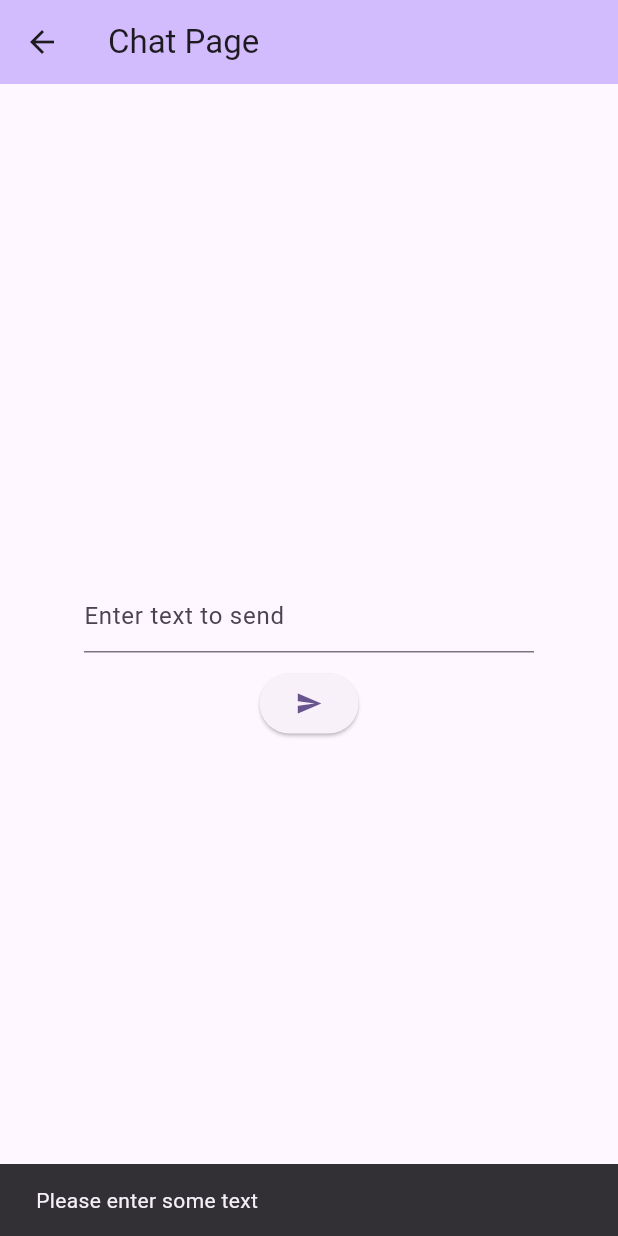
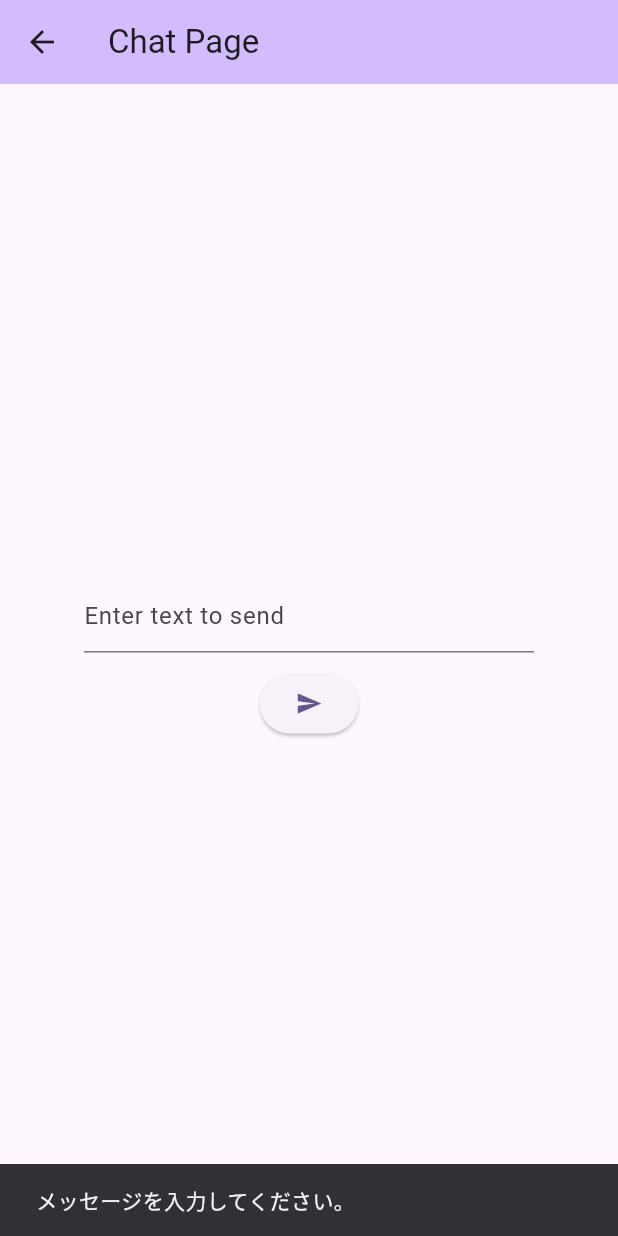
Before and after one commit to yamamomo2022/balance_ai_agent, a Flutter app: the ChatPage screen opened directly, after a tap on the "send" icon, on a phone screen of 412 x 824 dp. Run offline on Flutter 3.47's test engine with Material 3 defaults, Android fonts, the phone set to English and light mode, and no system bars; our stand-ins replace dio.

Commit message:
fix: 🐛 空入力の際のエラーハンドリングを実装した

```diff
--- a/lib/chat_page.dart
+++ b/lib/chat_page.dart
@@ -22,9 +22,12 @@ class _ChatPageState extends State<ChatPage> {
   void initState() {
     super.initState();
     _genkitClient = GenkitClient(dio: dio);
-    _chatService = ChatService(
-        genkitClient: _genkitClient,
-        context: context); // Initialize ChatService
+  }
+
+  @override
+  void didChangeDependencies() {
+    super.didChangeDependencies();
+    _chatService = ChatService(genkitClient: _genkitClient, context: context);
   }
 
   // Use ChatService's sendMessage method
--- a/lib/services/chat_service.dart
+++ b/lib/services/chat_service.dart
@@ -17,8 +17,9 @@ class ChatService {
           SnackBar(content: Text('Sent: $responseText')),
         );
       } catch (e) {
+        print('Error occurred: $e'); // エラーをログに記録
         ScaffoldMessenger.of(context).showSnackBar(
-          SnackBar(content: Text('Error: $e')),
+          SnackBar(content: Text('An error occurred. Please try again.')),
         );
       }
     } else {
--- a/lib/widgets/chat_input_widget.dart
+++ b/lib/widgets/chat_input_widget.dart
@@ -36,7 +36,13 @@ class ChatInputWidget extends StatelessWidget {
           ElevatedButton(
             onPressed: () {
               final inputText = controller.text;
-              onSend(inputText, prePrompt); // 事前プロンプトも渡す
+              if (inputText.isNotEmpty) {
+                onSend(inputText, prePrompt); // 事前プロンプトも渡す
+              } else {
+                ScaffoldMessenger.of(context).showSnackBar(
+                  const SnackBar(content: Text('メッセージを入力してください。')),
+                );
+              }
             },
             child: const Icon(Icons.send),
           ),
```
